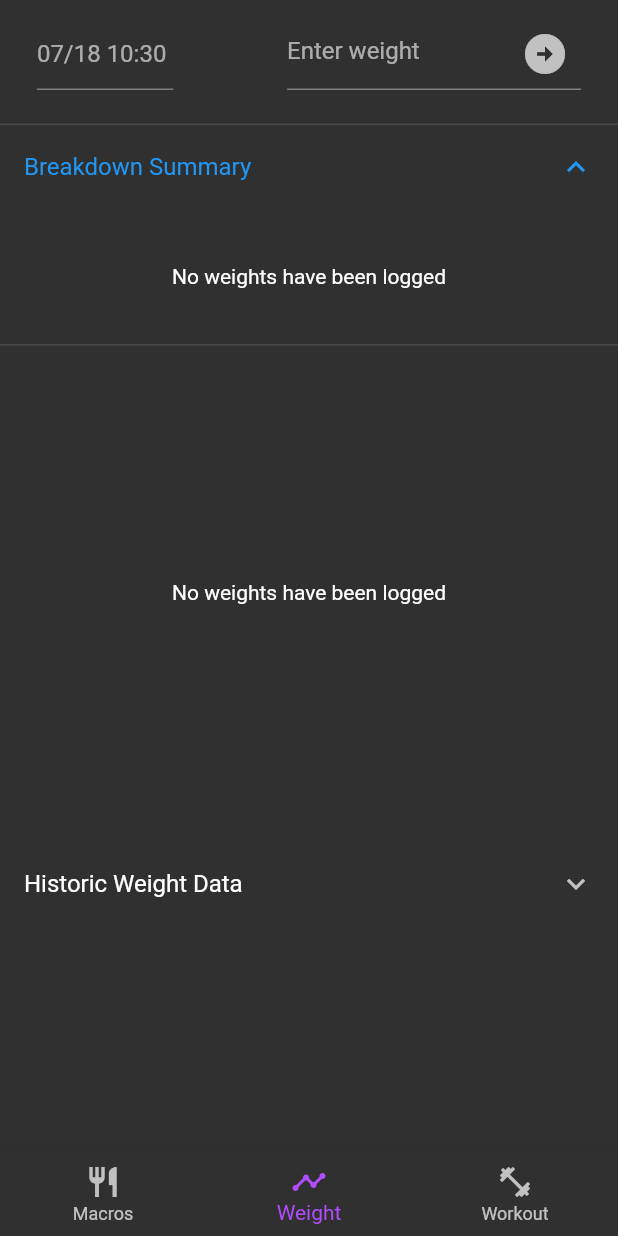
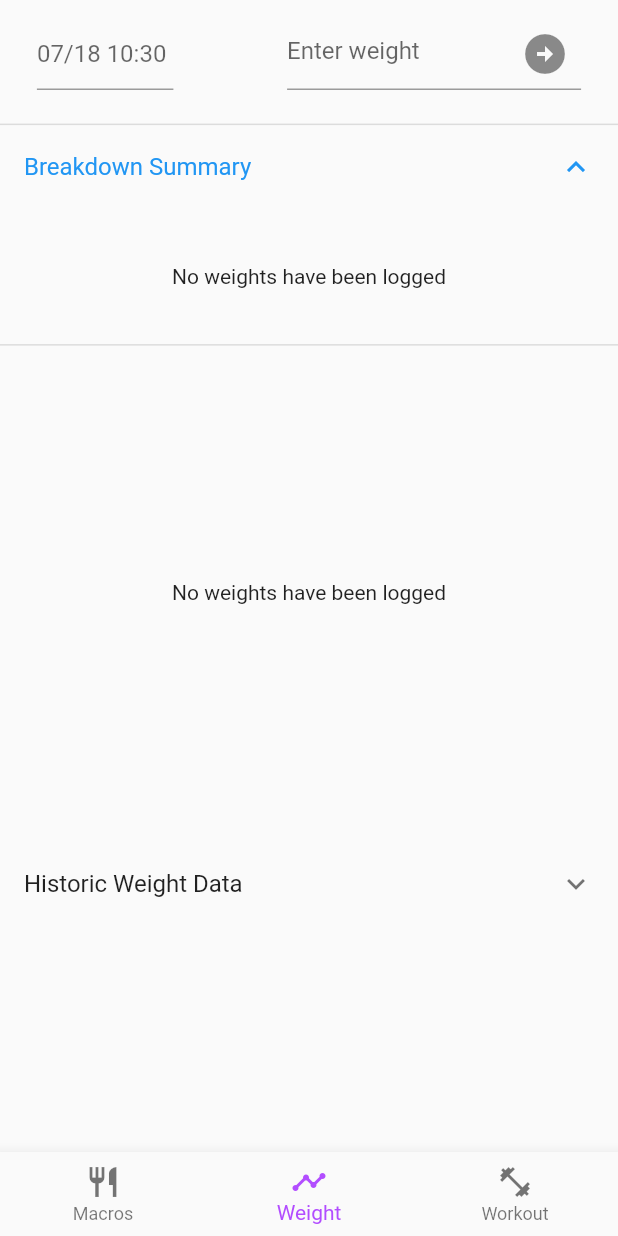
Before and after one commit to ZaneLittle/SwoleExperience, a Flutter app: the screen it shows after launch, on a phone screen of 412 x 824 dp. Run offline on Flutter 3.47's test engine with Material 2 defaults, Android fonts, the phone set to English and light mode, and no system bars; drawn by our look-alikes of datetime_picker_formfield; our stand-ins replace fl_chart, logger, sqflite; accounts and stored records are empty.

Commit message:
fix: use system theme

```diff
--- a/swole_experience/lib/main.dart
+++ b/swole_experience/lib/main.dart
@@ -52,8 +52,7 @@ class _AppState extends State<StatefulApp> {
       darkTheme: ThemeData(
         brightness: Brightness.dark,
       ),
-      // themeMode: ThemeMode.system,
-      themeMode: ThemeMode.dark,
+      themeMode: ThemeMode.system,
       home: Scaffold(
           body: Center(
             child: _pages.elementAt(_selectedIndex),
```
